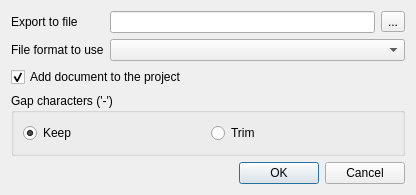
Before: the Qt Designer form src/plugins/dna_export/src/ExportMSA2SequencesDialog.ui in violethaze74/ugene, drawn with Qt 5.
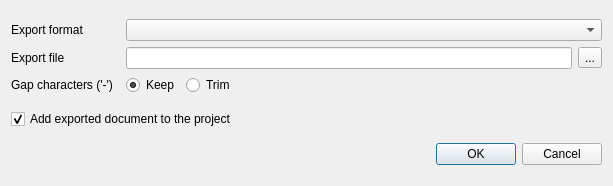
After: the same form once the commit is applied.

Commit message:
Move SaveSelectedSequence to dna_export plugin and add ExportMSA2SequencesDialog to the context menu in MSA editor (#1111)
* Move SaveSelectedSequence to dna_export plugin and add ExportMSA2SequencesDialog to the context menu in MSA editor

* Fix Linux build

* Fix GUI tests

```diff
--- a/src/plugins/dna_export/src/ExportMSA2SequencesDialog.ui
+++ b/src/plugins/dna_export/src/ExportMSA2SequencesDialog.ui
@@ -6,10 +6,16 @@
    <rect>
     <x>0</x>
     <y>0</y>
-    <width>416</width>
-    <height>195</height>
+    <width>613</width>
+    <height>186</height>
    </rect>
   </property>
+  <property name="minimumSize">
+   <size>
+    <width>550</width>
+    <height>0</height>
+   </size>
+  </property>
   <property name="windowTitle">
    <string>Convert Alignment to Separate Sequences</string>
   </property>
@@ -20,50 +26,41 @@
    <item>
     <layout class="QGridLayout" name="gridLayout">
      <item row="0" column="0">
+      <widget class="QLabel" name="formatLabel">
+       <property name="text">
+        <string>Export format</string>
+       </property>
+      </widget>
+     </item>
+     <item row="0" column="1" colspan="2">
+      <widget class="QComboBox" name="formatCombo"/>
+     </item>
+     <item row="1" column="0">
       <widget class="QLabel" name="fileLabel">
        <property name="text">
-        <string>Export to file</string>
+        <string>Export file</string>
        </property>
       </widget>
      </item>
-     <item row="0" column="1">
+     <item row="1" column="1">
       <widget class="QLineEdit" name="fileNameEdit"/>
      </item>
-     <item row="0" column="2">
+     <item row="1" column="2">
       <widget class="QToolButton" name="fileButton">
        <property name="text">
         <string>...</string>
        </property>
       </widget>
      </item>
-     <item row="1" column="0">
-      <widget class="QLabel" name="formatLabel">
+     <item row="2" column="0">
+      <widget class="QLabel" name="label">
        <property name="text">
-        <string>File format to use</string>
+        <string>Gap characters ('-')  </string>
        </property>
       </widget>
      </item>
-     <item row="1" column="1" colspan="2">
-      <widget class="QComboBox" name="formatCombo"/>
-     </item>
-    </layout>
-   </item>
-   <item>
-    <widget class="QCheckBox" name="addToProjectBox">
-     <property name="text">
-      <string>Add document to the project</string>
-     </property>
-     <property name="checked">
-      <bool>true</bool>
-     </property>
-    </widget>
-   </item>
-   <item>
-    <widget class="QGroupBox" name="gapGroup">
-     <property name="title">
-      <string>Gap characters ('-')</string>
-     </property>
-     <layout class="QHBoxLayout" name="horizontalLayout_3">
+     <item row="2" column="1" colspan="2">
+      <layout class="QHBoxLayout" name="horizontalLayout_2">
       <item>
        <widget class="QRadioButton" name="keepGapsRB">
         <property name="text">
@@ -81,15 +78,43 @@
         </property>
        </widget>
       </item>
-     </layout>
+       <item>
+        <spacer name="horizontalSpacer">
+         <property name="orientation">
+          <enum>Qt::Horizontal</enum>
+         </property>
+         <property name="sizeHint" stdset="0">
+          <size>
+           <width>40</width>
+           <height>20</height>
+          </size>
+         </property>
+        </spacer>
+       </item>
+      </layout>
+     </item>
+    </layout>
+   </item>
+   <item>
+    <widget class="QCheckBox" name="addToProjectBox">
+     <property name="text">
+      <string>Add exported document to the project</string>
+     </property>
+     <property name="checked">
+      <bool>true</bool>
+     </property>
     </widget>
    </item>
+   <item>
+    <layout class="QHBoxLayout" name="horizontalLayout">
    <item>
     <widget class="QDialogButtonBox" name="buttonBox">
      <property name="standardButtons">
       <set>QDialogButtonBox::Cancel|QDialogButtonBox::Ok</set>
      </property>
     </widget>
+     </item>
+    </layout>
    </item>
   </layout>
  </widget>
```
Lines whose indentation alone changed are shown as unchanged. The commit also changes 21 other files.
